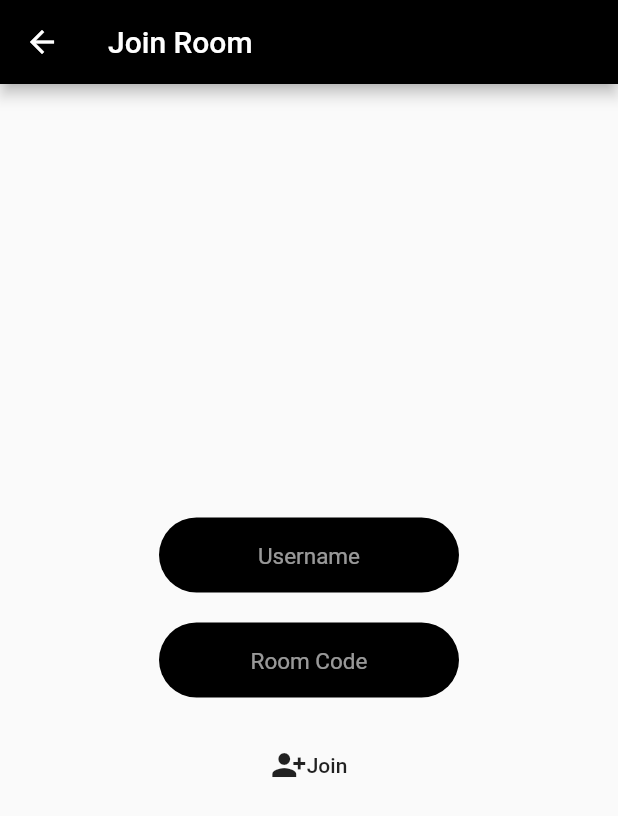
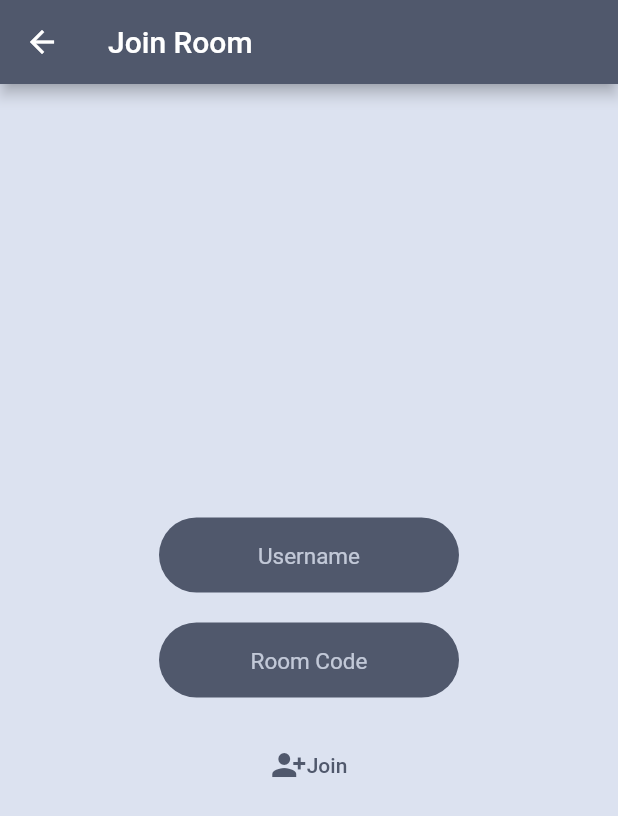
Before and after one commit to vaibhav03joshi/buzzer_app, a Flutter app: the screen it shows after launch, after a tap on "Join", on a phone screen of 412 x 824 dp. Shown: the top 816 px of the screen. Run offline on Flutter 3.47's test engine with Material 2 defaults, Android fonts, the phone set to English and light mode, and no system bars; our stand-ins replace audioplayers, firebase_core, firebase_database; accounts and stored records are empty.

Commit message:
Changed theme

```diff
--- a/lib/Screens/HomePage.dart
+++ b/lib/Screens/HomePage.dart
@@ -27,7 +27,7 @@ class HomeScreen extends StatelessWidget {
               children: [
                 Container(
                   decoration: BoxDecoration(
-                    color: Colors.black,
+                    color: const Color(0xff50586C),
                     borderRadius: BorderRadius.circular(100.0),
                   ),
                   height: 200,
@@ -58,9 +58,13 @@ class HomeScreen extends StatelessWidget {
                     child: const Row(
                       mainAxisAlignment: MainAxisAlignment.center,
                       children: [
-                        Icon(Icons.add),
+                        Icon(
+                          Icons.add,
+                          color: Color(0xff50586C),
+                        ),
                         Text(
                           'Create',
+                          style: TextStyle(color: Color(0xff50586C)),
                         ),
                       ],
                     ),
@@ -83,9 +87,13 @@ class HomeScreen extends StatelessWidget {
                     child: const Row(
                       mainAxisAlignment: MainAxisAlignment.center,
                       children: [
-                        Icon(Icons.person_add_alt_1),
+                        Icon(
+                          Icons.person_add_alt_1,
+                          color: Color(0xff50586C),
+                        ),
                         Text(
                           'Join',
+                          style: TextStyle(color: Color(0xff50586C)),
                         ),
                       ],
                     ),
--- a/lib/Screens/JoinRoomScreen.dart
+++ b/lib/Screens/JoinRoomScreen.dart
@@ -21,13 +21,13 @@ class JoinRoomScreen extends StatelessWidget {
           children: [
             Container(
               decoration: BoxDecoration(
-                color: Colors.black,
+                color: Color(0xff50586C),
                 borderRadius: BorderRadius.circular(30.0),
               ),
               height: 50,
               width: 200,
               child: TextField(
-                cursorColor: Colors.white,
+                cursorColor: Color(0xffDCE2F0),
                 onChanged: (value) {
                   userName = value;
                 },
@@ -41,12 +41,12 @@ class JoinRoomScreen extends StatelessWidget {
                   counterText: '',
                   hintStyle: TextStyle(
                     fontSize: 15,
-                    color: Colors.white60,
+                    color: Color(0xd0DCE2F0),
                   ),
                 ),
                 style: const TextStyle(
                   fontSize: 20,
-                  color: Colors.white,
+                  color: Color(0xffDCE2F0),
                 ),
               ),
             ),
@@ -55,13 +55,13 @@ class JoinRoomScreen extends StatelessWidget {
             ),
             Container(
               decoration: BoxDecoration(
-                color: Colors.black,
+                color: Color(0xff50586C),
                 borderRadius: BorderRadius.circular(30.0),
               ),
               height: 50,
               width: 200,
               child: TextField(
-                cursorColor: Colors.white,
+                cursorColor: Color(0xffDCE2F0),
                 onChanged: (value) {
                   roomCode = value;
                 },
@@ -74,13 +74,13 @@ class JoinRoomScreen extends StatelessWidget {
                   hintText: 'Room Code',
                   hintStyle: TextStyle(
                     fontSize: 15,
-                    color: Colors.white60,
+                    color: Color(0xd0dce2f0),
                   ),
                   counterText: '',
                 ),
                 style: const TextStyle(
                   fontSize: 20,
-                  color: Colors.white,
+                  color: Color(0xffDCE2F0),
                 ),
               ),
             ),
@@ -114,9 +114,13 @@ class JoinRoomScreen extends StatelessWidget {
               child: const Row(
                 mainAxisAlignment: MainAxisAlignment.center,
                 children: [
-                  Icon(Icons.person_add_alt_1),
+                  Icon(
+                    Icons.person_add_alt_1,
+                    color: Color(0xff50586C),
+                  ),
                   Text(
                     'Join',
+                    style: TextStyle(color: Color(0xff50586C)),
                   ),
                 ],
               ),
--- a/lib/main.dart
+++ b/lib/main.dart
@@ -8,12 +8,15 @@ void main() async {
   await Firebase.initializeApp(
     options: DefaultFirebaseOptions.currentPlatform,
   );
-  runApp(MaterialApp(
-    theme: ThemeData(
-      appBarTheme: const AppBarTheme(
-        color: Colors.black,
+  runApp(
+    MaterialApp(
+      theme: ThemeData(
+        scaffoldBackgroundColor: const Color(0xffDCE2F0),
+        appBarTheme: const AppBarTheme(
+          color: Color(0xff50586C),
+        ),
       ),
+      home: const HomeScreen(),
     ),
-    home: const HomeScreen(),
-  ));
+  );
 }
--- a/lib/widget/UserCardOnResult.dart
+++ b/lib/widget/UserCardOnResult.dart
@@ -28,11 +28,11 @@ class UserCardOnResult extends StatelessWidget {
                   width: 50.0,
                   decoration: BoxDecoration(
                     borderRadius: BorderRadius.circular(30.0),
-                    color: Colors.black,
+                    color: Color(0xff50586C),
                   ),
                   child: const Icon(
                     Icons.person,
-                    color: Colors.white,
+                    color: Color(0xffDCE2F0),
                   ),
                 ),
                 Text(
@@ -53,6 +53,7 @@ class UserCardOnResult extends StatelessWidget {
                 child: Text(
                   '${datetime.minute}:${datetime.second}:${datetime.microsecond}',
                   style: const TextStyle(
+                    color: Color(0xff50586C),
                     fontSize: 16,
                     fontWeight: FontWeight.w400,
                   ),
--- a/lib/widget/UserWaitingCard.dart
+++ b/lib/widget/UserWaitingCard.dart
@@ -24,16 +24,17 @@ class UserCard extends StatelessWidget {
               width: 50.0,
               decoration: BoxDecoration(
                 borderRadius: BorderRadius.circular(30.0),
-                color: Colors.black,
+                color: Color(0xff50586C),
               ),
               child: const Icon(
                 Icons.person,
-                color: Colors.white,
+                color: Color(0xffDCE2F0),
               ),
             ),
             Text(
               userName,
               style: TextStyle(
+                color: Color(0xff50586C),
                 fontSize: 20.0,
                 fontWeight: FontWeight.w400,
               ),
--- a/pubspec.yaml
+++ b/pubspec.yaml
@@ -39,6 +39,7 @@ dependencies:
   firebase_auth: ^4.9.0
   cloud_firestore: ^4.9.1
   firebase_database: ^10.2.5
+  audioplayers: ^5.1.0
 
 dev_dependencies:
   flutter_test:
@@ -63,9 +64,8 @@ flutter:
   uses-material-design: true
 
   # To add assets to your application, add an assets section, like this:
-  # assets:
-  #   - images/a_dot_burr.jpeg
-  #   - images/a_dot_ham.jpeg
+  assets:
+    - assets/
 
   # An image asset can refer to one or more resolution-specific "variants", see
   # https://flutter.dev/assets-and-images/#resolution-aware
```
Also changed, not shown: lib/Screens/ClientPage.dart (+28 -8 lines), lib/Screens/HostScreen.dart (+7 -3 lines), lib/Screens/WaitingRoom.dart (+6 -3 lines), pubspec.lock, 6 other files.
